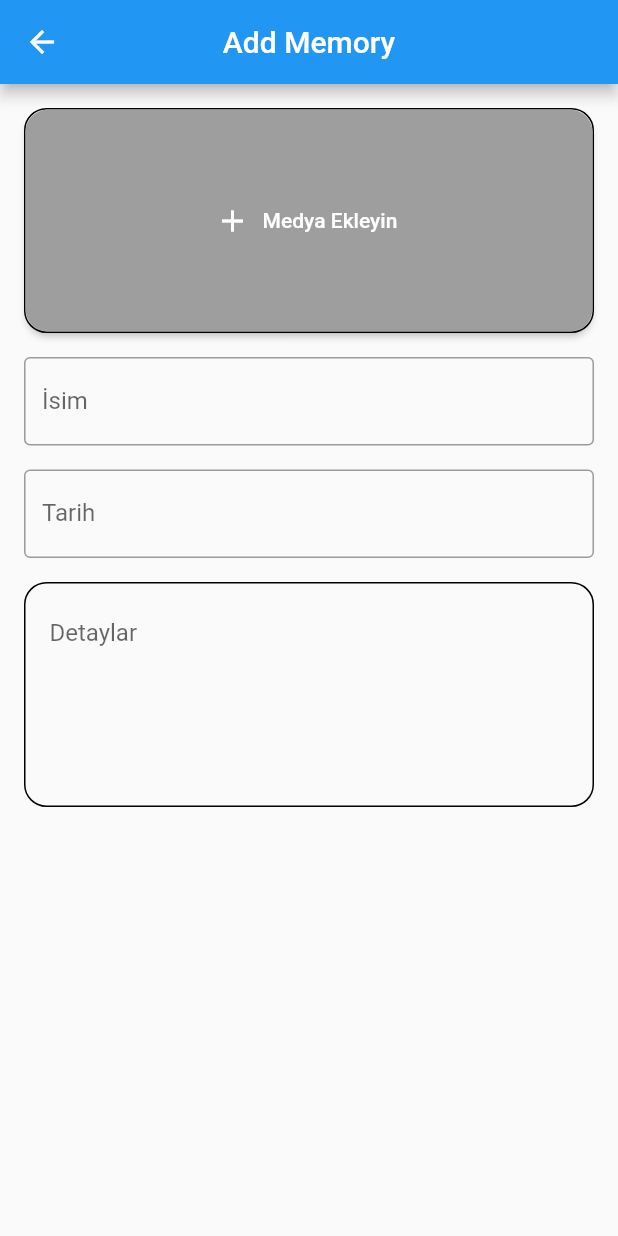
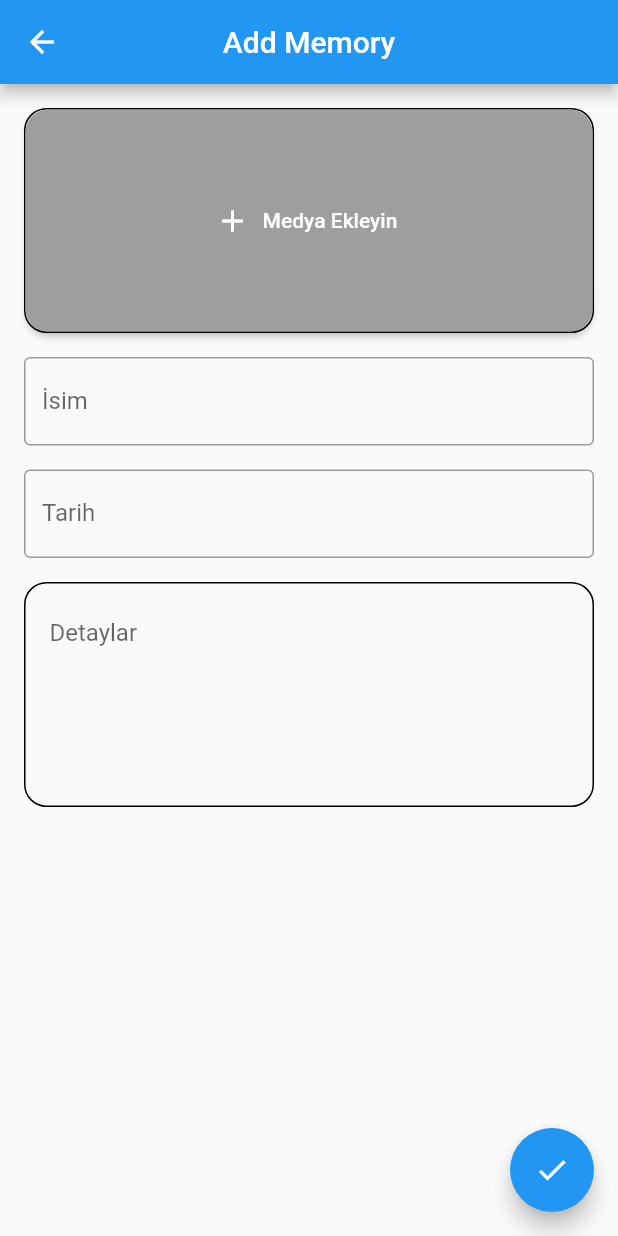
Before and after one commit to AhmetRecaiElcan/memoriesapp, a Flutter app: the screen it shows after launch, after a tap on the "add" icon, on a phone screen of 412 x 824 dp. Run offline on Flutter 3.47's test engine with Material 2 defaults, Android fonts, the phone set to English and light mode, and no system bars; our stand-ins replace image_picker, video_player; missing offline and left inert: video_thumbnail.

Commit message:
11.11.2023

```diff
--- a/lib/main.dart
+++ b/lib/main.dart
@@ -46,7 +46,9 @@ class MyHomePage extends StatelessWidget {
           ),
         ],
       ),
-      floatingActionButton: FloatingActionButton(
+      floatingActionButton: Container(
+        margin: EdgeInsets.only(bottom: 16.0, right: 16.0),
+        child: FloatingActionButton(
           onPressed: () {
             Navigator.push(
               context,
@@ -55,7 +57,9 @@ class MyHomePage extends StatelessWidget {
           },
           child: Icon(Icons.add),
         ),
-      floatingActionButtonLocation: FloatingActionButtonLocation.endDocked,
+      ),
+      floatingActionButtonLocation:
+          FloatingActionButtonLocation.endFloat, // Sağ alt köşe
     );
   }
 }
@@ -366,6 +370,14 @@ class _MemoryPageState extends State<MemoryPage> {
           ],
         ),
       ),
+      floatingActionButton: FloatingActionButton(
+        onPressed: () {
+          // Ekleme işlemleri burada yapılabilir
+        },
+        child: Icon(Icons.check), // Tik işareti ikonu
+      ),
+      floatingActionButtonLocation:
+          FloatingActionButtonLocation.endFloat, // Sağ alt köşe
     );
   }
 }
```
Lines whose indentation alone changed are shown as unchanged.
